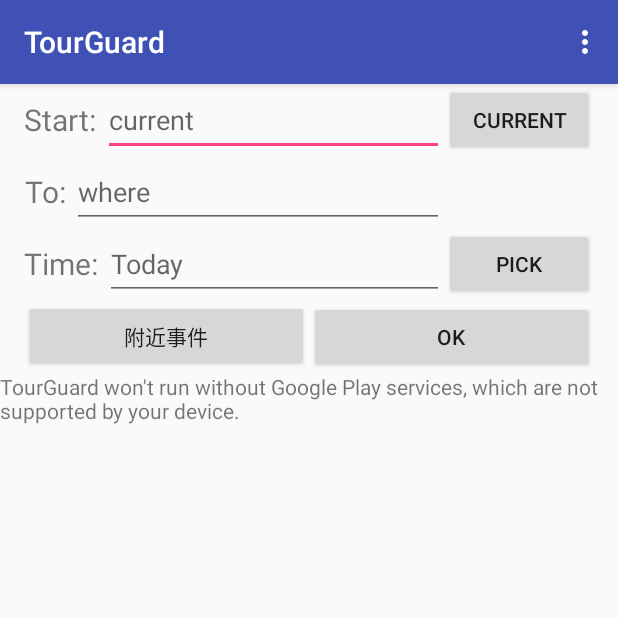
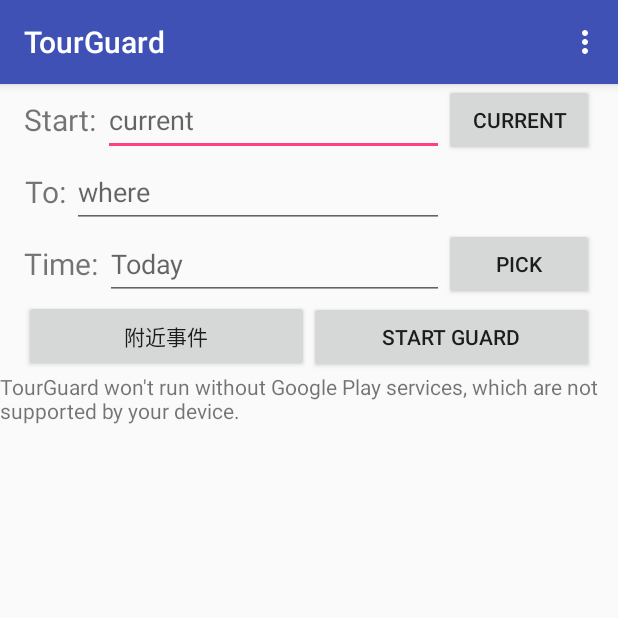
Before and after one commit to alcohol49/TourGuard, an Android app: the screen it shows after launch (MapsActivity), on a phone screen of 412 x 824 dp, the top half of it. Run offline under Robolectric (Android 15) with nearby library versions, the phone set to English and light mode, and no system bars.

Commit message:
Fix start guard button

```diff
--- a/app/src/main/java/com/hackathon/tourguard/MapsActivity.java
+++ b/app/src/main/java/com/hackathon/tourguard/MapsActivity.java
@@ -241,7 +241,7 @@ public class MapsActivity extends AppCompatActivity implements OnMapReadyCallbac
         startActivity(new Intent(this, NearbySituation.class));
     }
 
-    public void ok() {
+    public void startGuard(View view) {
         finish();
     }
 }
--- a/app/src/main/res/layout/activity_maps.xml
+++ b/app/src/main/res/layout/activity_maps.xml
@@ -97,11 +97,11 @@
             android:layout_height="wrap_content"
             android:text="附近事件"/>
         <Button
-            android:onClick="ok"
+            android:onClick="startGuard"
             android:layout_weight="1"
             android:layout_width="match_parent"
             android:layout_height="wrap_content"
-            android:text="@android:string/ok"/>
+            android:text="Start Guard"/>
     </LinearLayout>
 
     <fragment xmlns:android="http://schemas.android.com/apk/res/android"
```
